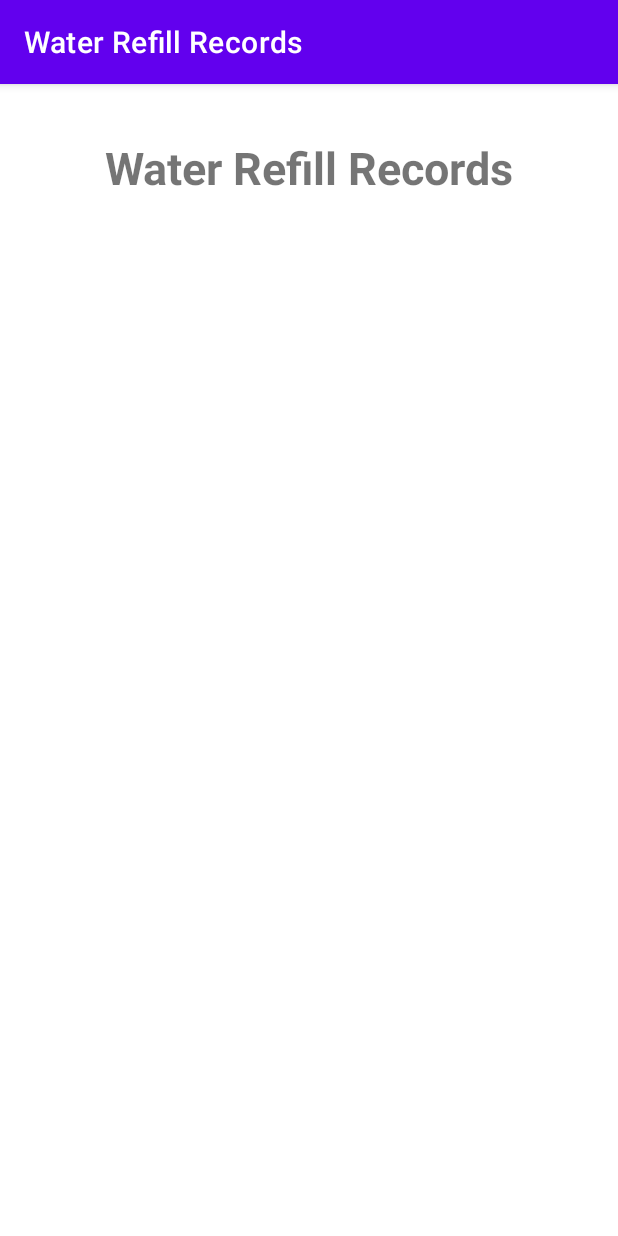
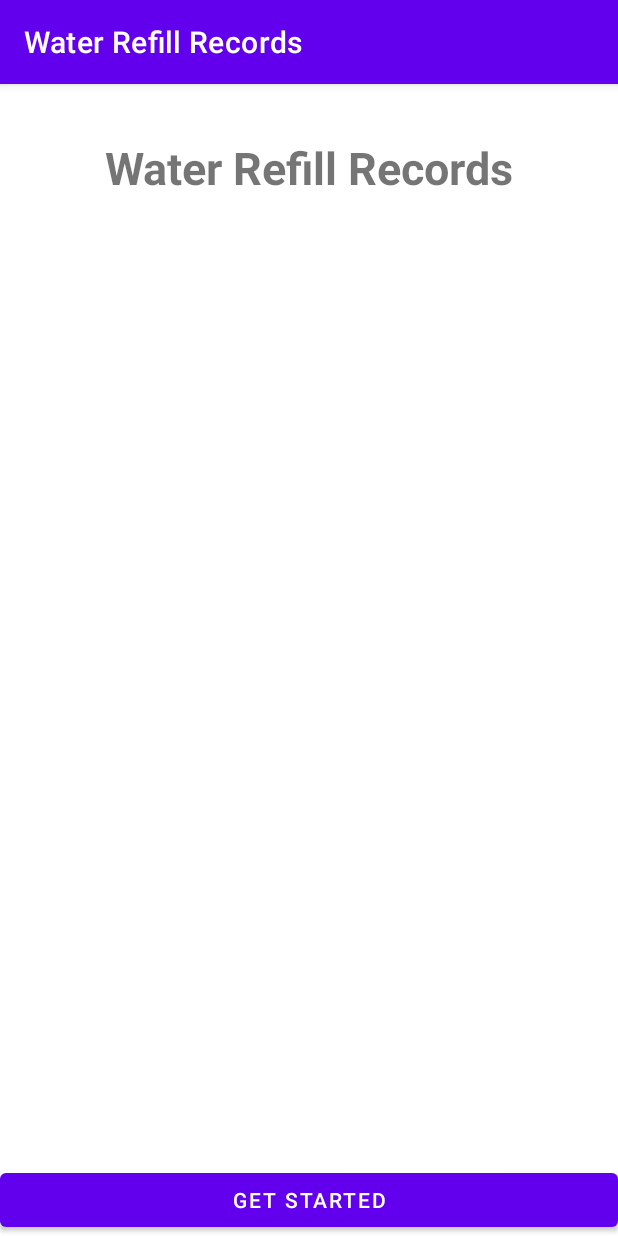
Before and after one commit to clarelimo/Water-Records, an Android app: the screen it shows after launch (MainActivity), on a phone screen of 412 x 824 dp. Run offline under Robolectric (Android 15) with nearby library versions, the phone set to English and light mode, and no system bars.

Commit message:
get started button added

```diff
--- a/app/src/main/res/layout/activity_main.xml
+++ b/app/src/main/res/layout/activity_main.xml
@@ -13,8 +13,12 @@
         android:layout_marginTop="35dp"
         android:textSize="30sp"
         android:textStyle="bold" />
-<!--        android:fontFamily="@font/roboto"-->
 
-<!--        android:textColor="@color/colorTextIcons"-->
-
+    <Button
+        android:id="@+id/getStartedButton"
+        android:layout_width="match_parent"
+        android:layout_height="wrap_content"
+        android:layout_alignParentBottom="true"
+        android:layout_centerHorizontal="true"
+        android:text="Get Started"/>
 </RelativeLayout>
```
